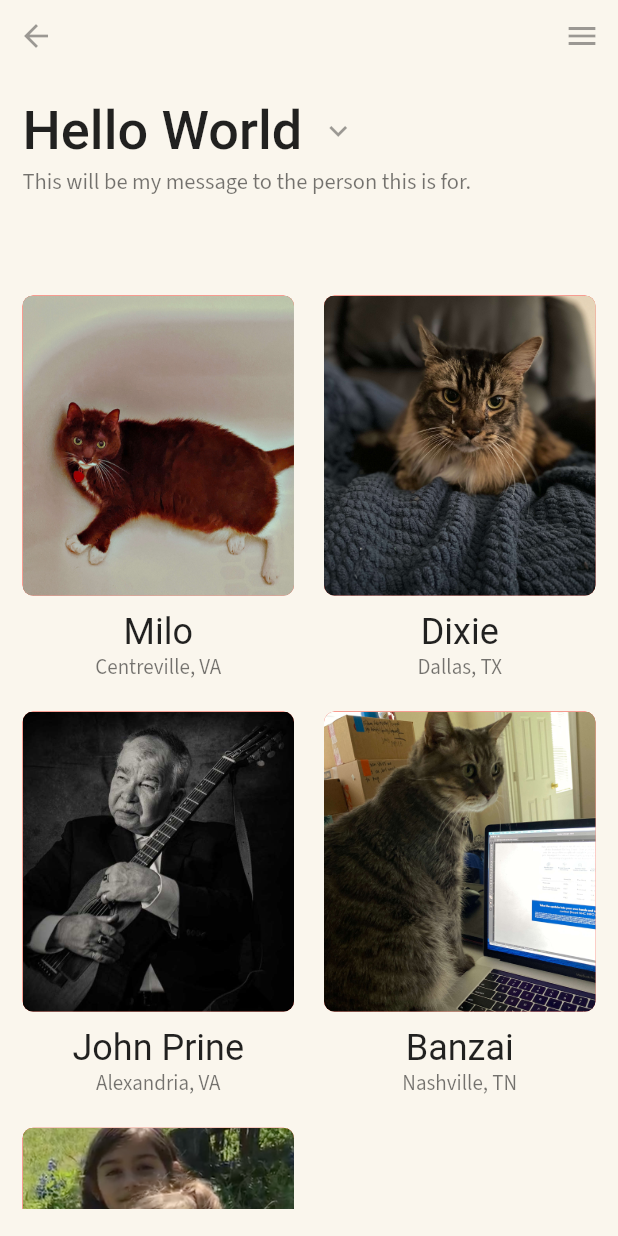
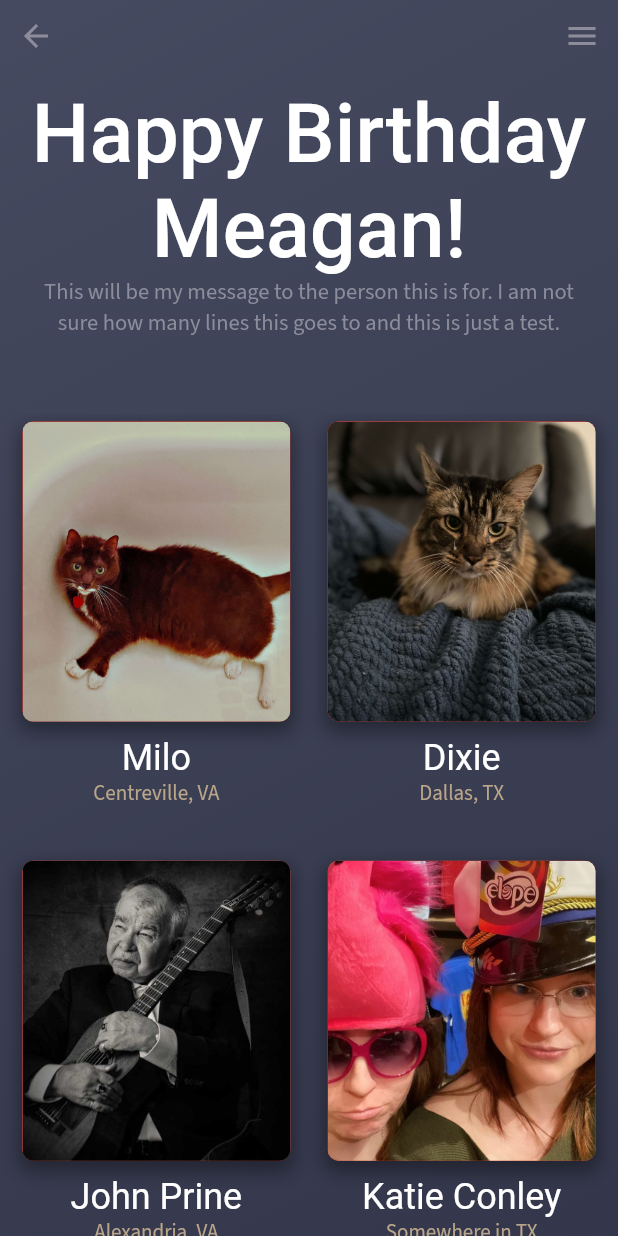
Before and after one commit to jmechristian/meaganbday, a Flutter app: the screen it shows after launch, on a phone screen of 412 x 824 dp. Run offline on Flutter 3.47's test engine with Material 2 defaults, Android fonts, the phone set to English and light mode, and no system bars; our stand-ins replace google_fonts, video_player; Roboto replaces fonts that are missing (Tinos).

Commit message:
stuff was done

```diff
--- a/lib/main.dart
+++ b/lib/main.dart
@@ -1,7 +1,10 @@
 import 'package:flutter/material.dart';
+import 'package:flutter/services.dart';
 import './screens/home_screen.dart';
 
 void main() {
+  SystemChrome.setPreferredOrientations(
+      [DeviceOrientation.portraitUp, DeviceOrientation.portraitDown]);
   runApp(MyApp());
 }
 
--- a/lib/models/person.dart
+++ b/lib/models/person.dart
@@ -3,9 +3,14 @@ class Person {
   String personPic;
   String personLocation;
   String personVideo;
+  String personMessage;
 
   Person(
-      {this.personName, this.personPic, this.personLocation, this.personVideo});
+      {this.personName,
+      this.personPic,
+      this.personLocation,
+      this.personVideo,
+      this.personMessage});
 }
 
 var people = [
@@ -25,14 +30,22 @@ var people = [
       personPic: 'assets/prine.JPG',
       personVideo: 'assets/neices.mp4'),
   Person(
-      personLocation: 'Nashville, TN',
-      personName: 'Banzai',
-      personPic: 'assets/banzai.jpeg',
-      personVideo: 'assets/neices.mp4'),
+      personLocation: 'Somewhere in TX',
+      personName: 'Katie Conley',
+      personPic: 'assets/katie.png',
+      personVideo: 'assets/katie.mp4'),
   Person(
     personLocation: 'Burleson, TX',
     personName: 'Ella and Emery',
     personPic: 'assets/neices.png',
     personVideo: 'assets/neices.mp4',
   ),
+  Person(
+    personLocation: 'Tokyo, Japan',
+    personName: 'Jess Malone',
+    personPic: 'assets/jess.jpg',
+    personVideo: 'assets/neices.mp4',
+    personMessage:
+        'Meagan, dagger-mermaid, keeper of cats, lover of bearded indie-men, librarian enchantress, 1st of her name. Your bravery and smarts are something truly rare and I hope to find in myself one day. I couldn’t ask for a better friend and I hope today treats you as well as you deserve. Which is a shit ton.',
+  )
 ];
--- a/lib/screens/home_screen.dart
+++ b/lib/screens/home_screen.dart
@@ -14,58 +14,77 @@ class _HomeScreenState extends State<HomeScreen> {
   @override
   Scaffold build(BuildContext context) {
     return Scaffold(
-      backgroundColor: Color(0xFFFAF6ED),
-      body: ListView(
+      backgroundColor: Colors.transparent,
+      body: Container(
+        decoration: BoxDecoration(
+          gradient: LinearGradient(
+            begin: Alignment.topLeft,
+            end: Alignment.bottomRight,
+            colors: [
+              const Color.fromRGBO(69, 74, 96, 1),
+              const Color.fromRGBO(52, 55, 75, 1)
+            ],
+          ),
+        ),
+        child: ListView(
           children: <Widget>[
             Row(
               mainAxisAlignment: MainAxisAlignment.spaceBetween,
               children: <Widget>[
                 IconButton(
-                icon: Icon(Icons.arrow_back),
+                  icon: Icon(
+                    Icons.arrow_back,
+                    color: const Color.fromRGBO(140, 140, 154, 1),
+                  ),
                   onPressed: null,
                 ),
                 IconButton(
-                icon: Icon(Icons.menu),
+                  icon: Icon(
+                    Icons.menu,
+                    color: const Color.fromRGBO(140, 140, 154, 1),
+                  ),
                   onPressed: null,
                 ),
               ],
             ),
             Padding(
-            padding: EdgeInsets.only(top: 15, left: 15, right: 15),
-            child: Row(
-              children: <Widget>[
-                Text(
-                  'Hello World',
+              padding: EdgeInsets.only(top: 10, left: 15, right: 15),
+              child: Container(
+                child: Text(
+                  'Happy Birthday Meagan!',
                   style: GoogleFonts.tinos(
-                    fontSize: 36.0,
+                      fontSize: 54.0,
                       fontWeight: FontWeight.w500,
+                      color: Colors.white),
+                  softWrap: true,
+                  textAlign: TextAlign.center,
                 ),
-                ),
-                IconButton(
-                  icon: Icon(Icons.keyboard_arrow_down),
-                  onPressed: null,
-                ),
-              ],
               ),
             ),
             Padding(
-            padding: EdgeInsets.symmetric(horizontal: 15),
+              padding: EdgeInsets.symmetric(horizontal: 25),
               child: Text(
-              'This will be my message to the person this is for.',
+                'This will be my message to the person this is for. I am not sure how many lines this goes to and this is just a test.',
                 style: GoogleFonts.sourceSansPro(
                   fontSize: 15,
                   fontWeight: FontWeight.w400,
-                color: Colors.black54,
+                  color: const Color.fromRGBO(140, 140, 154, 1),
                 ),
+                textAlign: TextAlign.center,
               ),
             ),
             SizedBox(
               height: 50,
             ),
             Container(
+              padding: EdgeInsets.only(
+                bottom: 40,
+              ),
               height: MediaQuery.of(context).size.height - 200,
-              child: PersonGrid()),
+              child: PersonGrid(),
+            ),
           ],
+        ),
       ),
     );
   }
--- a/lib/widgets/people_row.dart
+++ b/lib/widgets/people_row.dart
@@ -18,7 +18,7 @@ class PeopleRow extends StatelessWidget {
         itemBuilder: (_, i) {
           return GestureDetector(
             onTap: () {
-              Navigator.of(context).push(MaterialPageRoute(
+              Navigator.of(context).pushReplacement(MaterialPageRoute(
                 builder: (context) => PersonDetail(
                   selectedPerson: person[i],
                 ),
--- a/lib/widgets/person_grid.dart
+++ b/lib/widgets/person_grid.dart
@@ -10,7 +10,7 @@ class PersonGrid extends StatelessWidget {
   @override
   Widget build(BuildContext context) {
     return GridView.builder(
-      padding: EdgeInsets.all(10),
+      padding: EdgeInsets.only(left: 10, right: 10, bottom: 75),
       itemCount: people.length,
       itemBuilder: (context, i) => GestureDetector(
         onTap: () {
@@ -28,6 +28,14 @@ class PersonGrid extends StatelessWidget {
                 height: 200,
                 decoration: BoxDecoration(
                   borderRadius: BorderRadius.circular(7),
+                  boxShadow: [
+                    BoxShadow(
+                      color: Colors.black38,
+                      blurRadius: 10,
+                      offset: Offset(0, 5),
+                      spreadRadius: 2,
+                    ),
+                  ],
                   color: Colors.red,
                   image: DecorationImage(
                     fit: BoxFit.cover,
@@ -42,13 +50,16 @@ class PersonGrid extends StatelessWidget {
               ),
               Text(
                 person[i].personName,
-                style: GoogleFonts.tinos(fontSize: 24),
+                style: GoogleFonts.tinos(
+                  fontSize: 24,
+                  color: Colors.white,
+                ),
               ),
               Text(
                 person[i].personLocation,
                 style: GoogleFonts.sourceSansPro(
                   fontSize: 14,
-                  color: Colors.black54,
+                  color: Color.fromRGBO(185, 165, 137, 1),
                 ),
               ),
             ],
@@ -57,8 +68,8 @@ class PersonGrid extends StatelessWidget {
       ),
       gridDelegate: SliverGridDelegateWithFixedCrossAxisCount(
         crossAxisCount: 2,
-        childAspectRatio: 2 / 2.8,
-        crossAxisSpacing: 10,
+        childAspectRatio: 2 / 3,
+        crossAxisSpacing: 15,
         mainAxisSpacing: 10,
       ),
     );
--- a/pubspec.yaml
+++ b/pubspec.yaml
@@ -26,6 +26,7 @@ dependencies:
   cupertino_icons: ^0.1.3
   google_fonts:
   video_player: ^0.10.8+1
+  flutter_launcher_icons: ^0.7.4
 
 dev_dependencies:
   flutter_test:
```
Also changed, not shown: lib/screens/detail_screen.dart (+15 -8 lines), lib/widgets/video_player.dart (+23 -13 lines), assets/jess.jpg (added), assets/katie.png (added), lib/models/video-sample.dart (deleted), pubspec.lock, 4 other files. Lines whose indentation alone changed are shown as unchanged.
